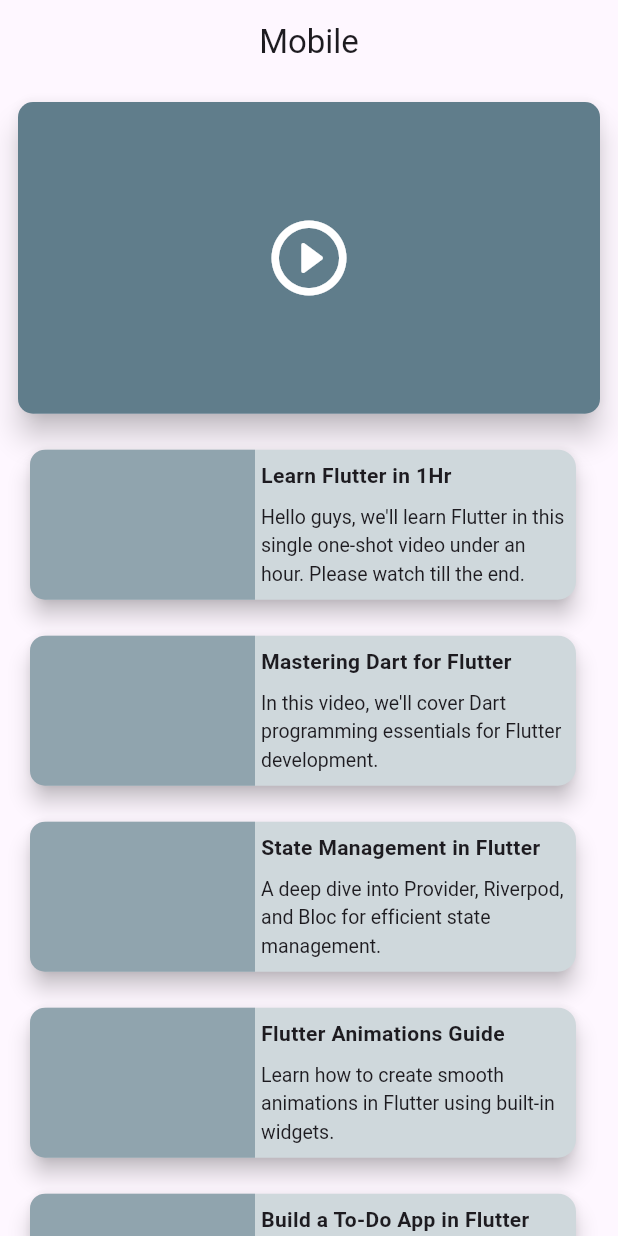
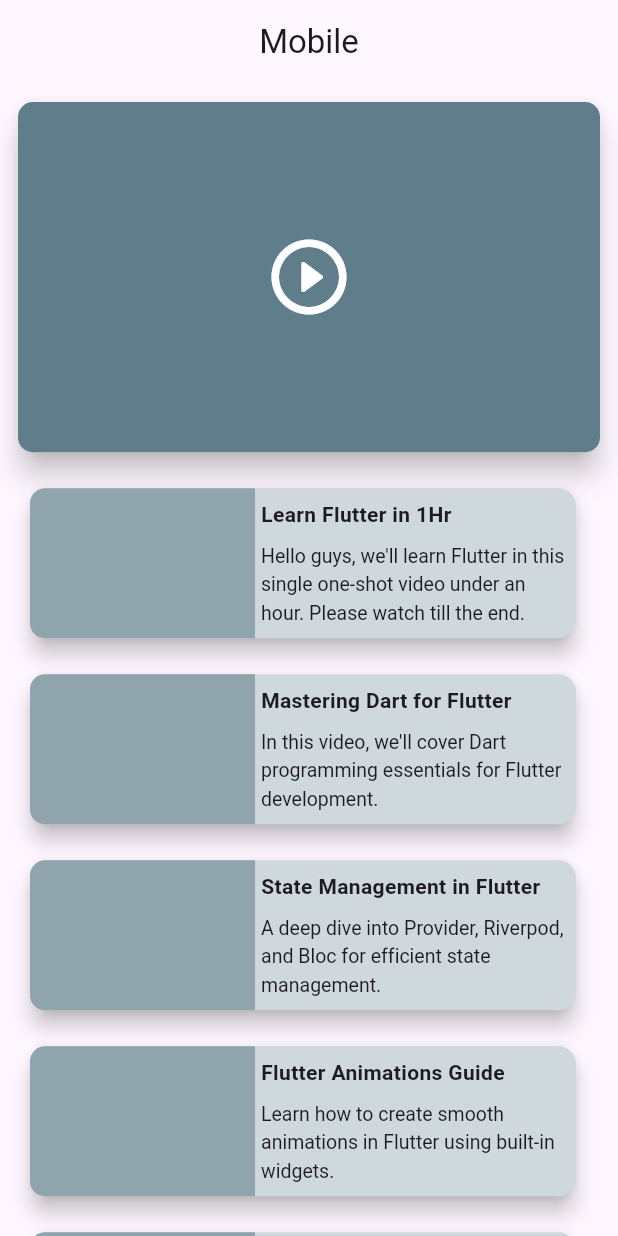
Before and after one commit to tejastidake-coditas/app_7, a Flutter app: the screen it shows after launch, on a phone screen of 412 x 824 dp. Run offline on Flutter 3.47's test engine with Material 3 defaults, Android fonts, the phone set to English and light mode, and no system bars.

Commit message:
Minor Updates

```diff
--- a/lib/pages/desktopScreen.dart
+++ b/lib/pages/desktopScreen.dart
@@ -65,7 +65,7 @@ class _DesktopScreenState extends State<DesktopScreen> {
         Expanded(
           flex: 6,
           child: AspectRatio(
-            aspectRatio: 16 / 9,
+            aspectRatio: 16 / 10,
               child: Padding(
                 padding: const EdgeInsets.all(8.0),
                 child: Card(
--- a/lib/pages/mobileScreen.dart
+++ b/lib/pages/mobileScreen.dart
@@ -34,7 +34,7 @@ class _MobileScreenState extends State<MobileScreen> {
         child: Column(
           children: [
             AspectRatio(
-              aspectRatio: 16 / 9,
+              aspectRatio: 16 / 10,
               child: Padding(
                 padding: const EdgeInsets.all(8.0),
                 child: Card(
--- a/lib/util/recommendedVideos.dart
+++ b/lib/util/recommendedVideos.dart
@@ -25,7 +25,7 @@ class RecommendedVideos extends StatelessWidget {
                 child: Column(
                   crossAxisAlignment: CrossAxisAlignment.start,
                   children: [
-                    Text(title, style: TextStyle(fontWeight: FontWeight.bold),),
+                    Text(title, style: TextStyle(fontWeight: FontWeight.bold), maxLines: 1, overflow: TextOverflow.ellipsis,),
                     SizedBox(height: 8,),
                     Text(description, style: TextStyle(letterSpacing: 0.01, fontSize: 13), maxLines: 3, overflow: TextOverflow.ellipsis, softWrap: true,)
                   ],
```
